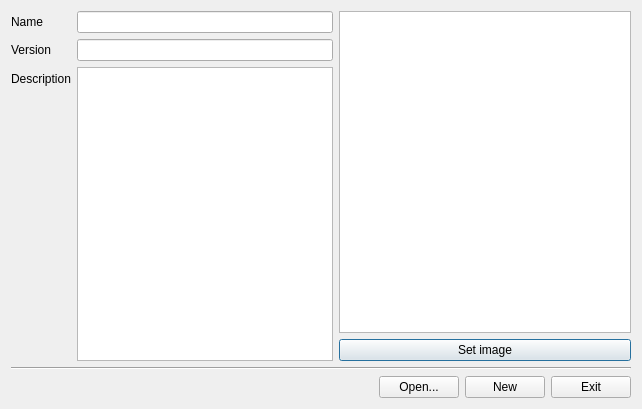
jsmtux/Op3nD, file src/view/newProjectDialog.ui: the form before one commit.
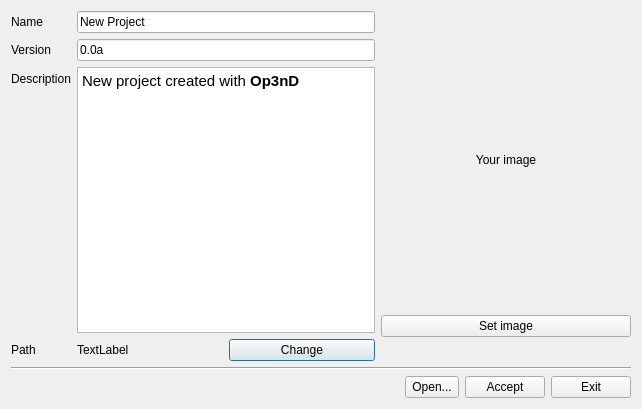
The form after the commit.

Patch:
```diff
--- a/src/view/newProjectDialog.ui
+++ b/src/view/newProjectDialog.ui
@@ -13,10 +13,8 @@
   <property name="windowTitle">
    <string>Dialog</string>
   </property>
-  <layout class="QVBoxLayout" name="verticalLayout_2">
-   <item>
-    <layout class="QHBoxLayout" name="horizontalLayout_2">
-     <item>
+  <layout class="QGridLayout" name="gridLayout">
+   <item row="0" column="0">
       <layout class="QFormLayout" name="formLayout">
        <item row="0" column="0">
         <widget class="QLabel" name="label">
@@ -26,7 +24,14 @@
         </widget>
        </item>
        <item row="0" column="1">
-        <widget class="QLineEdit" name="lineEdit"/>
+      <widget class="QLineEdit" name="leProName">
+       <property name="text">
+        <string>New Project</string>
+       </property>
+       <property name="placeholderText">
+        <string/>
+       </property>
+      </widget>
        </item>
        <item row="1" column="0">
         <widget class="QLabel" name="label_2">
@@ -36,7 +41,11 @@
         </widget>
        </item>
        <item row="1" column="1">
-        <widget class="QLineEdit" name="lineEdit_2"/>
+      <widget class="QLineEdit" name="leProVersion">
+       <property name="text">
+        <string>0.0a</string>
+       </property>
+      </widget>
        </item>
        <item row="2" column="0">
         <widget class="QLabel" name="label_3">
@@ -46,14 +55,66 @@
         </widget>
        </item>
        <item row="2" column="1">
-        <widget class="QTextEdit" name="textEdit"/>
-       </item>
-      </layout>
+      <widget class="QTextEdit" name="teProDesc">
+       <property name="html">
+        <string>&lt;!DOCTYPE HTML PUBLIC &quot;-//W3C//DTD HTML 4.0//EN&quot; &quot;http://www.w3.org/TR/REC-html40/strict.dtd&quot;&gt;
+&lt;html&gt;&lt;head&gt;&lt;meta name=&quot;qrichtext&quot; content=&quot;1&quot; /&gt;&lt;style type=&quot;text/css&quot;&gt;
+p, li { white-space: pre-wrap; }
+&lt;/style&gt;&lt;/head&gt;&lt;body style=&quot; font-family:'Ubuntu'; font-size:11pt; font-weight:400; font-style:normal;&quot;&gt;
+&lt;p style=&quot; margin-top:0px; margin-bottom:0px; margin-left:0px; margin-right:0px; -qt-block-indent:0; text-indent:0px;&quot;&gt;New project created with &lt;span style=&quot; font-weight:600;&quot;&gt;Op3nD&lt;/span&gt;&lt;/p&gt;&lt;/body&gt;&lt;/html&gt;</string>
+       </property>
+      </widget>
+     </item>
+     <item row="3" column="0">
+      <widget class="QLabel" name="label_4">
+       <property name="text">
+        <string>Path</string>
+       </property>
+      </widget>
      </item>
+     <item row="3" column="1">
+      <layout class="QHBoxLayout" name="horizontalLayout_2">
      <item>
+        <widget class="QLabel" name="lbProjDir">
+         <property name="text">
+          <string>TextLabel</string>
+         </property>
+        </widget>
+       </item>
+       <item>
+        <widget class="QPushButton" name="pbChangeDir">
+         <property name="text">
+          <string>Change</string>
+         </property>
+        </widget>
+       </item>
+      </layout>
+     </item>
+    </layout>
+   </item>
+   <item row="0" column="1">
       <layout class="QVBoxLayout" name="verticalLayout">
        <item>
-        <widget class="QGraphicsView" name="graphicsView"/>
+      <widget class="QLabel" name="imageLabel">
+       <property name="sizePolicy">
+        <sizepolicy hsizetype="Fixed" vsizetype="Fixed">
+         <horstretch>0</horstretch>
+         <verstretch>0</verstretch>
+        </sizepolicy>
+       </property>
+       <property name="minimumSize">
+        <size>
+         <width>250</width>
+         <height>250</height>
+        </size>
+       </property>
+       <property name="text">
+        <string>Your image</string>
+       </property>
+       <property name="alignment">
+        <set>Qt::AlignCenter</set>
+       </property>
+      </widget>
        </item>
        <item>
         <widget class="QPushButton" name="pushButton_4">
@@ -64,16 +125,14 @@
        </item>
       </layout>
      </item>
-    </layout>
-   </item>
-   <item>
+   <item row="1" column="0" colspan="2">
     <widget class="Line" name="line">
      <property name="orientation">
       <enum>Qt::Horizontal</enum>
      </property>
     </widget>
    </item>
-   <item>
+   <item row="2" column="0" colspan="2">
     <layout class="QHBoxLayout" name="horizontalLayout_3">
      <item>
       <spacer name="horizontalSpacer">
@@ -91,7 +150,13 @@
      <item>
       <layout class="QHBoxLayout" name="horizontalLayout">
        <item>
-        <widget class="QPushButton" name="pushButton">
+        <widget class="QToolButton" name="tbOpenProj">
+         <property name="sizePolicy">
+          <sizepolicy hsizetype="Fixed" vsizetype="Minimum">
+           <horstretch>0</horstretch>
+           <verstretch>0</verstretch>
+          </sizepolicy>
+         </property>
          <property name="text">
           <string>Open...</string>
          </property>
@@ -100,7 +165,7 @@
        <item>
         <widget class="QPushButton" name="pushButton_2">
          <property name="text">
-          <string>New</string>
+          <string>Accept</string>
          </property>
         </widget>
        </item>
```
Left out of the diff: 6 changed lines with no effect on the pictures. Lines whose indentation alone changed are shown as unchanged.
